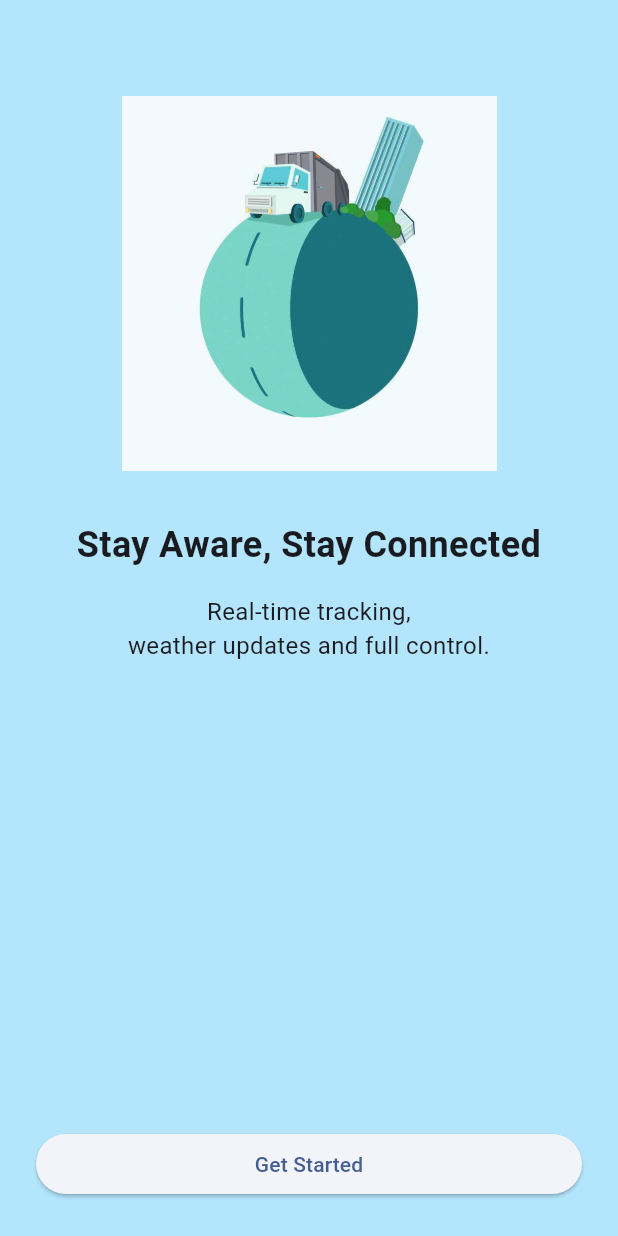
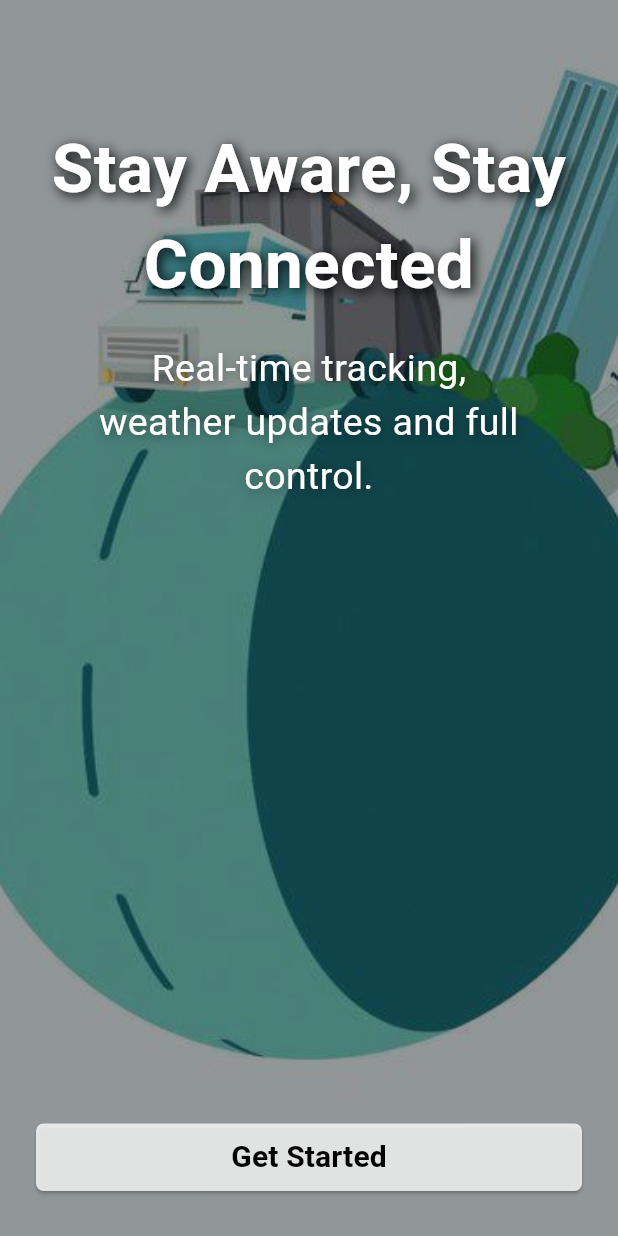
Before and after one commit to Evaazizah/my_app, a Flutter app: the OnboardingScreen screen opened by its route, swiped to page 3, on a phone screen of 412 x 824 dp. Run offline on Flutter 3.47's test engine with Material 3 defaults, Android fonts, the light colour scheme and no system bars; our stand-ins replace lottie.

Commit message:
memperbaiki tampilan

```diff
--- a/lib/screens/onboarding/slide3.dart
+++ b/lib/screens/onboarding/slide3.dart
@@ -7,35 +7,88 @@
 
   @override
   Widget build(BuildContext context) {
-    return Container(
-      color: Colors.lightBlue[100],
-      padding: const EdgeInsets.all(24),
+    return Stack(
+      children: [
+        Positioned.fill(
+          child: Image.asset('assets/icons/onboarding3.jpg', fit: BoxFit.cover),
+        ),
+
+        Positioned.fill(child: Container(color: Colors.black.withOpacity(0.4))),
+
+        SafeArea(
+          child: Padding(
+            padding: const EdgeInsets.symmetric(
+              horizontal: 24.0,
+              vertical: 30.0,
+            ),
             child: Column(
+              crossAxisAlignment: CrossAxisAlignment.center,
               children: [
-          const SizedBox(height: 40),
-          Image.asset('assets/icons/onboarding3.jpg', height: 250),
-          const SizedBox(height: 32),
+                const SizedBox(height: 50),
+
                 const Text(
                   'Stay Aware, Stay Connected',
-            style: TextStyle(fontSize: 24, fontWeight: FontWeight.bold),
                   textAlign: TextAlign.center,
+                  style: TextStyle(
+                    fontSize: 45,
+                    fontWeight: FontWeight.bold,
+                    color: Colors.white,
+                    shadows: [
+                      Shadow(
+                        blurRadius: 10,
+                        color: Colors.black,
+                        offset: Offset(2, 2),
                       ),
-          const SizedBox(height: 16),
+                    ],
+                  ),
+                ),
+
+                const SizedBox(height: 20),
+
                 const Text(
                   'Real-time tracking,\nweather updates and full control.',
-            style: TextStyle(fontSize: 16),
                   textAlign: TextAlign.center,
+                  style: TextStyle(
+                    fontSize: 25,
+                    color: Colors.white,
+                    shadows: [
+                      Shadow(
+                        blurRadius: 8,
+                        color: Colors.black38,
+                        offset: Offset(1, 1),
                       ),
+                    ],
+                  ),
+                ),
+
                 const Spacer(),
+
                 SizedBox(
                   width: double.infinity,
+                  height: 45,
                   child: ElevatedButton(
                     onPressed: onGetStarted,
-              child: const Text("Get Started"),
+                    style: ElevatedButton.styleFrom(
+                      backgroundColor: Colors.white.withOpacity(0.8),
+                      foregroundColor: Colors.black,
+                      shape: RoundedRectangleBorder(
+                        borderRadius: BorderRadius.circular(5),
+                      ),
+                    ),
+                    child: const Text(
+                      'Get Started',
+                      style: TextStyle(
+                        fontSize: 20,
+                        fontWeight: FontWeight.bold,
+                      ),
+                    ),
                   ),
                 ),
               ],
             ),
+          ),
+        ),
+      ],
     );
   }
 }
```
Also changed, not shown: lib/screens/onboarding/slide1.dart (+42 -18 lines), lib/screens/onboarding/slide2.dart (+2 -7 lines). Lines whose indentation alone changed are shown as unchanged.
